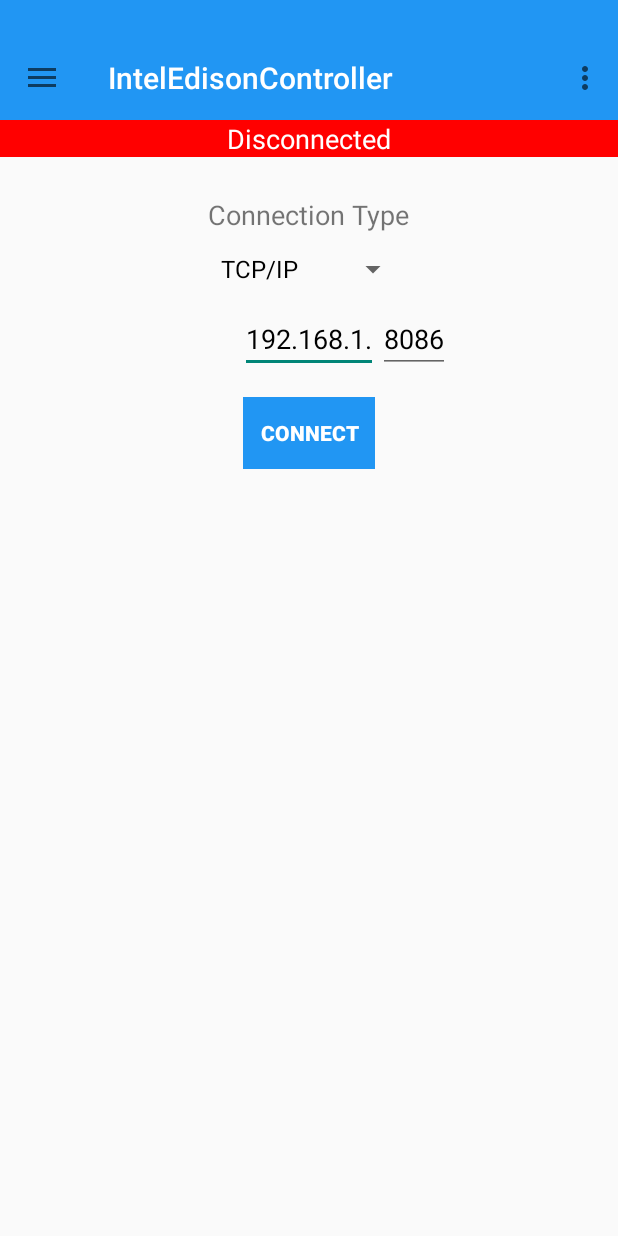
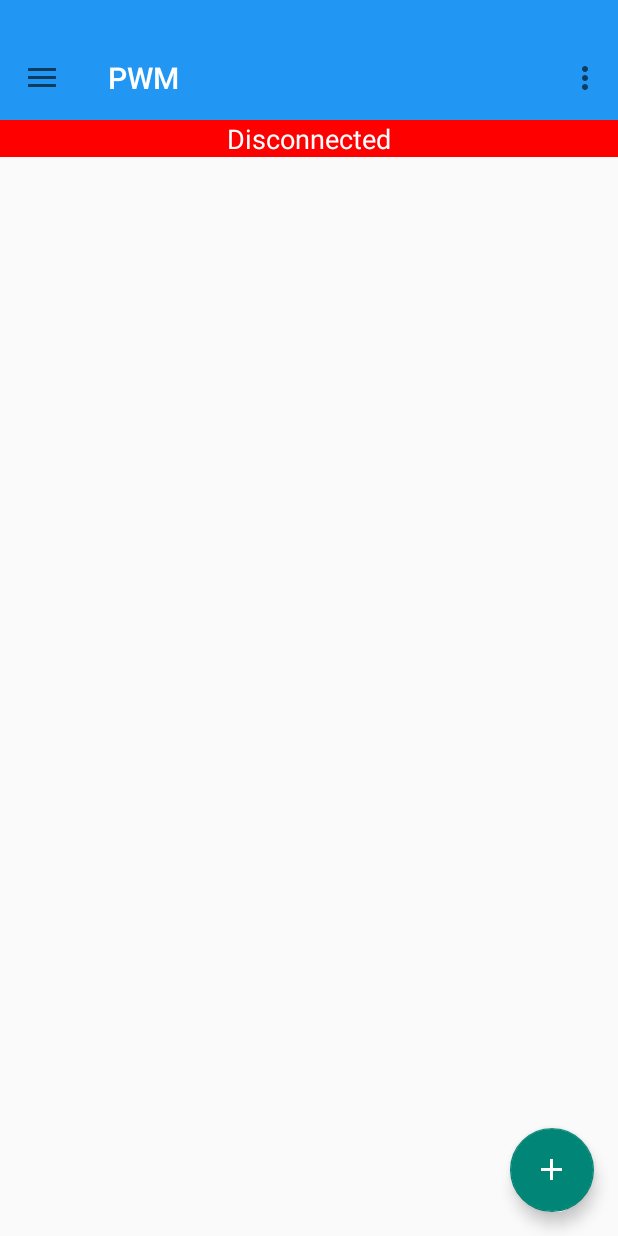
Before and after one commit to glfernando/IntelEdisonController, an Android app: the screen it shows after launch (MainActivity), after a tap on "PWM", on a phone screen of 412 x 824 dp. Run offline under Robolectric (Android 15) with nearby library versions, the phone set to English and light mode, and no system bars; libraries missing offline, so code that uses them is left out: com.melnykov.fab; plain views replace FloatingActionButton; 6 statements that could not run were skipped; 1 other tap on this screen came first.

Commit message:
Add support for PWM resources
Adding support for PWM resources and also adding the option to use the PWM
as a servo signal which has this features:
Period: 20ms
Min value: 1ms
Max value: 2ms

Change-Id: I3c5e1d13191ed309547dafe03778a76da71e083f
Signed-off-by: Fernando Guzman Lugo <lugo.fernando@gmail.com>

```diff
--- a/app/src/main/java/me/no_ip/glfernando/inteledisoncontroller/MainActivity.java
+++ b/app/src/main/java/me/no_ip/glfernando/inteledisoncontroller/MainActivity.java
@@ -76,10 +76,14 @@ public class MainActivity extends ActionBarActivity implements AdapterView.OnIte
             Log.d(TAG, "New Activity");
             FragmentTransaction t = getSupportFragmentManager().beginTransaction();
             //Add all fragments
-            Fragment[] frags = new Fragment[] {new HomeFragment(), new GpioFragment()};
+            Fragment[] frags = new Fragment[] {new HomeFragment(), new GpioFragment(), new PwmFragment()};
 
-            for (Fragment f: frags)
+            for (Fragment f: frags) {
                 t.add(R.id.fragment_container, f, f.getClass().getName());
+                if (f.getClass().getName() != HomeFragment.class.getName()) {
+                    t.hide(f);
+                }
+            }
             t.commit();
 
         } else {
@@ -204,6 +208,9 @@ public class MainActivity extends ActionBarActivity implements AdapterView.OnIte
             case 1:
                 ftag = GpioFragment.class.getName();
                 break;
+            case 2:
+                ftag = PwmFragment.class.getName();
+                break;
             default:
                 Toast.makeText(this, "Option " + mItems[position] + " not supported", Toast.LENGTH_SHORT)
                         .show();
--- /dev/null
+++ b/app/src/main/java/me/no_ip/glfernando/inteledisoncontroller/PwmFragment.java
@@ -0,0 +1,116 @@
+package me.no_ip.glfernando.inteledisoncontroller;
+
+import android.app.Activity;
+import android.content.Intent;
+import android.os.Bundle;
+import android.support.annotation.Nullable;
+import android.support.v4.app.Fragment;
+import android.support.v7.widget.LinearLayoutManager;
+import android.support.v7.widget.RecyclerView;
+import android.util.Log;
+import android.view.LayoutInflater;
+import android.view.View;
+import android.view.ViewGroup;
+import android.widget.SeekBar;
+
+import com.melnykov.fab.FloatingActionButton;
+
+import java.util.ArrayList;
+import java.util.List;
+
+/**
+ * Created by fernando on 3/24/15.
+ */
+public class PwmFragment extends Fragment implements PwmRecyclerAdapter.ProgressChangedListener {
+    private static final String TAG = "PwmFragment";
+    private static final String PWM_LIST = "me.noip.glfernando.pwm.list";
+    private static final int REQUEST_PWM = 1;
+    private PwmRecyclerAdapter mAdapter;
+    private IntelEdisonComm mComm;
+    private List<Pwm> mPwmList;
+
+    @Override
+    public void onAttach(Activity activity) {
+        super.onAttach(activity);
+
+        mComm = (IntelEdisonComm)activity;
+    }
+
+    @Override
+    public View onCreateView(LayoutInflater inflater, @Nullable ViewGroup container, @Nullable Bundle savedInstanceState) {
+        View v = inflater.inflate(R.layout.fragment_pwm, container, false);
+
+        //setup RecyclerView
+        RecyclerView rv = (RecyclerView) v.findViewById(R.id.pwm_recyclerview);
+        rv.setHasFixedSize(true);
+
+        RecyclerView.LayoutManager lm = new LinearLayoutManager(getActivity());
+        rv.setLayoutManager(lm);
+
+        mAdapter = new PwmRecyclerAdapter();
+        rv.setAdapter(mAdapter);
+
+        if (savedInstanceState != null) {
+            mPwmList = (List<Pwm>) savedInstanceState.getSerializable(PWM_LIST);
+        } else {
+            mPwmList = new ArrayList<>();
+        }
+
+        mAdapter.updateList(mPwmList);
+        //mAdapter.addItem(new Pwm(14, 20000, (float) 0.5));
+        mAdapter.setProgressChangedListener(this);
+
+        //Attach FAB to RecyclerView
+        FloatingActionButton fab = (FloatingActionButton) v.findViewById(R.id.fab);
+        fab.attachToRecyclerView(rv);
+
+        fab.setOnClickListener(new View.OnClickListener() {
+            @Override
+            public void onClick(View v) {
+                addNewPwm();
+            }
+        });
+
+        return v;
+    }
+
+    private void addNewPwm() {
+        AddPwmFragment add = new AddPwmFragment();
+        add.setTargetFragment(PwmFragment.this, REQUEST_PWM);
+        add.show(getFragmentManager(), "add_pwm");
+    }
+
+    @Override
+    public void onActivityResult(int requestCode, int resultCode, Intent data) {
+        if (resultCode != Activity.RESULT_OK) return;
+
+        if (requestCode == REQUEST_PWM) {
+            int pwm = data.getIntExtra(AddPwmFragment.EXTRA_PWM_NUM, 0);
+            int period = data.getIntExtra(AddPwmFragment.EXTRA_PWM_PERIOD, 20000);
+            boolean servo = data.getBooleanExtra(AddPwmFragment.EXTRA_PWM_SERVO, false);
+            mAdapter.addItem(new Pwm(pwm, period, servo, (float) 0.0));
+        }
+
+
+    }
+
+    @Override
+    public void onSaveInstanceState(Bundle outState) {
+        super.onSaveInstanceState(outState);
+
+        outState.putSerializable(PWM_LIST, (java.io.Serializable) mAdapter.getList());
+    }
+
+    @Override
+    public void onProgressChanged(SeekBar seekBar, boolean fromUser, Pwm pwm) {
+        float v;
+
+        if (pwm.servo == true) {
+            v = (float) (pwm.value / 20 + 0.05);
+        } else {
+            v = pwm.value;
+        }
+        Log.d(TAG, "{\"type\":\"pwm\", \"num\":" + pwm.pin + ",\"period\":" + pwm.period + ", \"value\":" + v + "}\n");
+        mComm.sendData("{\"type\":\"pwm\", \"num\":" + pwm.pin + ",\"period\":" + pwm.period + ", \"value\":" + v + "}\n");
+    }
+}
--- /dev/null
+++ b/app/src/main/res/layout/fragment_pwm.xml
@@ -0,0 +1,14 @@
+<?xml version="1.0" encoding="utf-8"?>
+<FrameLayout xmlns:android="http://schemas.android.com/apk/res/android"
+    android:layout_width="match_parent" android:layout_height="match_parent">
+
+    <android.support.v7.widget.RecyclerView
+        android:id="@+id/pwm_recyclerview"
+        android:layout_width="match_parent"
+        android:layout_height="match_parent"
+        android:scrollbars="vertical" />
+
+
+    <include layout="@layout/fab" />
+
+</FrameLayout>
--- a/app/src/main/res/values/strings.xml
+++ b/app/src/main/res/values/strings.xml
@@ -23,4 +23,6 @@
     <string name="connect">connect</string>
     <string name="hello_blank_fragment">hello blank Fragment</string>
     <string name="ok">Add</string>
+    <string name="Servo">Servo</string>
+    <string name="choose_pwm">Choose PWM</string>
 </resources>
```
Also changed, not shown: app/src/main/java/me/no_ip/glfernando/inteledisoncontroller/AddPwmFragment.java (added, +67 -0 lines), app/src/main/java/me/no_ip/glfernando/inteledisoncontroller/Pwm.java (added, +20 -0 lines), app/src/main/java/me/no_ip/glfernando/inteledisoncontroller/PwmRecyclerAdapter.java (added, +118 -0 lines), app/src/main/res/layout/dialog_pwm.xml (added, +34 -0 lines), app/src/main/res/layout/list_item_pwm.xml (added, +30 -0 lines).
